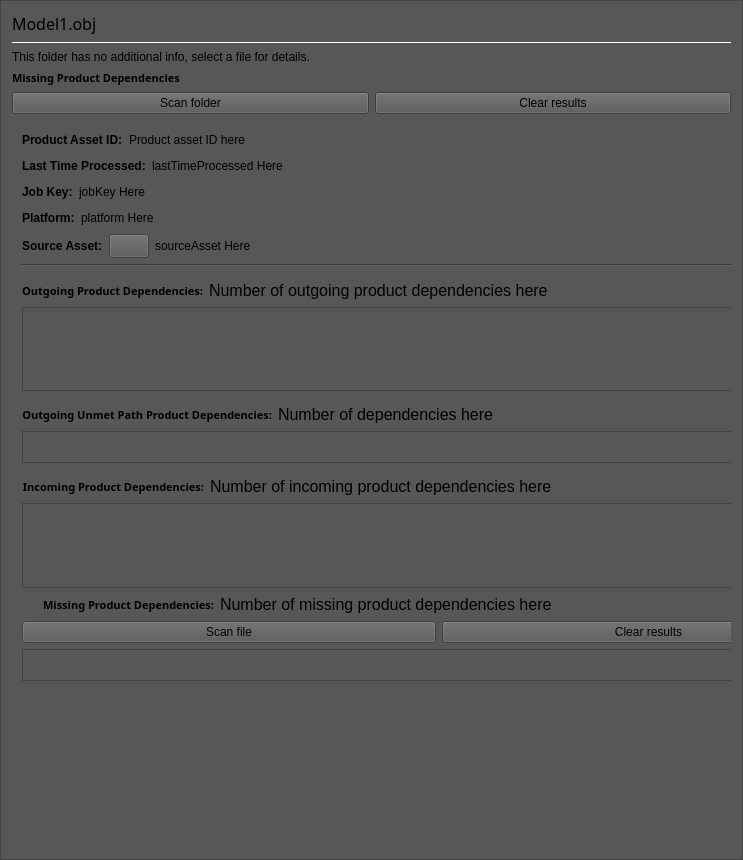
This is Code/Tools/AssetProcessor/native/ui/ProductAssetDetailsPanel.ui in o3de/o3de as Qt 5 draws it before an edit. The edited form follows.
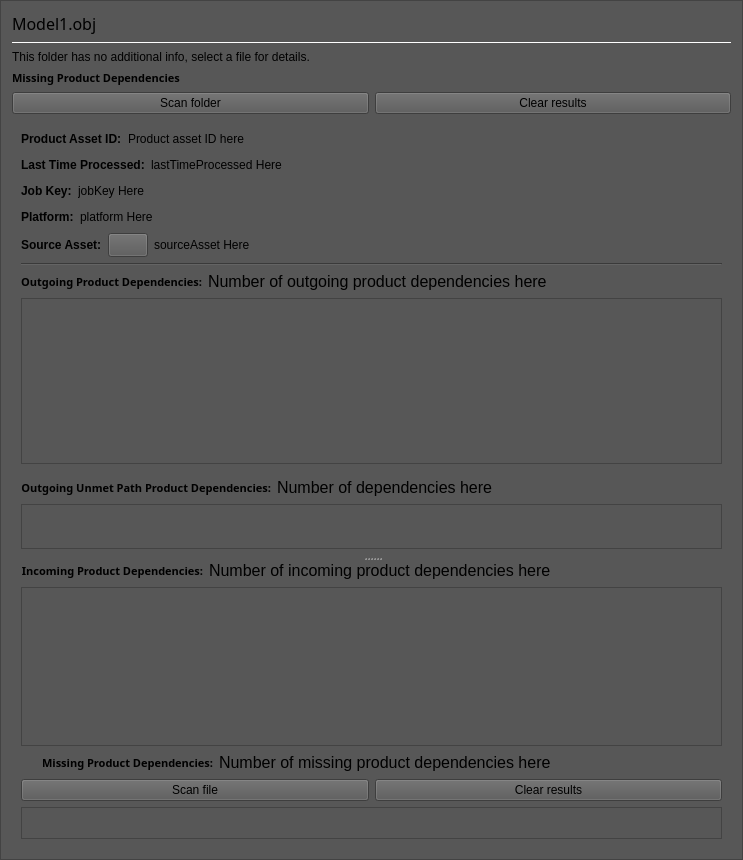
This is the edited form. Icons and pictures are not drawn. Custom widgets are drawn as their Qt base class.

Commit message: add splitter between outgoing and incoming dependent product asset trees

Diff of the .ui file:
```diff
--- a/Code/Tools/AssetProcessor/native/ui/ProductAssetDetailsPanel.ui
+++ b/Code/Tools/AssetProcessor/native/ui/ProductAssetDetailsPanel.ui
@@ -244,39 +244,12 @@
       </layout>
      </item>
      <item>
-      <widget class="QScrollArea" name="scrollArea">
-       <property name="frameShape">
-        <enum>QFrame::NoFrame</enum>
-       </property>
-       <property name="sizeAdjustPolicy">
-        <enum>QAbstractScrollArea::AdjustToContents</enum>
-       </property>
-       <property name="widgetResizable">
-        <bool>true</bool>
-       </property>
-       <widget class="QWidget" name="scrollAreaWidgetContents">
-        <property name="geometry">
-         <rect>
-          <x>0</x>
-          <y>0</y>
-          <width>721</width>
-          <height>756</height>
-         </rect>
-        </property>
+      <widget class="QWidget" name="scrollAreaWidgetContents" native="true">
         <property name="sizePolicy">
          <sizepolicy hsizetype="Expanding" vsizetype="Expanding">
           <horstretch>0</horstretch>
           <verstretch>0</verstretch>
          </sizepolicy>
-        </property>
-        <widget class="QWidget" name="verticalLayoutWidget">
-         <property name="geometry">
-          <rect>
-           <x>10</x>
-           <y>10</y>
-           <width>833</width>
-           <height>551</height>
-          </rect>
          </property>
          <layout class="QVBoxLayout" name="scrollableVerticalLayout">
           <item>
@@ -503,21 +476,12 @@
            </widget>
           </item>
           <item>
-           <spacer name="verticalSpacer_2">
+         <widget class="QSplitter" name="dependenciesSplitter">
             <property name="orientation">
              <enum>Qt::Vertical</enum>
             </property>
-            <property name="sizeType">
-             <enum>QSizePolicy::Fixed</enum>
-            </property>
-            <property name="sizeHint" stdset="0">
-             <size>
-              <width>0</width>
-              <height>8</height>
-             </size>
-            </property>
-           </spacer>
-          </item>
+          <widget class="QWidget" name="layoutWidget">
+           <layout class="QVBoxLayout" name="OutgoingDependencies">
           <item>
            <layout class="QHBoxLayout" name="OutgoingDependenciesTitleLayout">
             <item>
@@ -722,6 +686,10 @@
             </property>
            </spacer>
           </item>
+           </layout>
+          </widget>
+          <widget class="QWidget" name="layoutWidget">
+           <layout class="QVBoxLayout" name="IncomingDependencies">
           <item>
            <layout class="QHBoxLayout" name="IncomingDependenciesLayout">
             <item>
@@ -793,6 +761,10 @@
             </attribute>
            </widget>
           </item>
+           </layout>
+          </widget>
+         </widget>
+        </item>
           <item>
            <layout class="QHBoxLayout" name="MissingDependenciesLayout">
             <item>
@@ -1070,14 +1042,12 @@
             <property name="sizeHint" stdset="0">
              <size>
               <width>20</width>
-              <height>40</height>
+            <height>13</height>
              </size>
             </property>
            </spacer>
           </item>
          </layout>
-        </widget>
-       </widget>
       </widget>
      </item>
     </layout>
```
Lines whose indentation alone changed are shown as unchanged. The commit also changes 1 other file.
